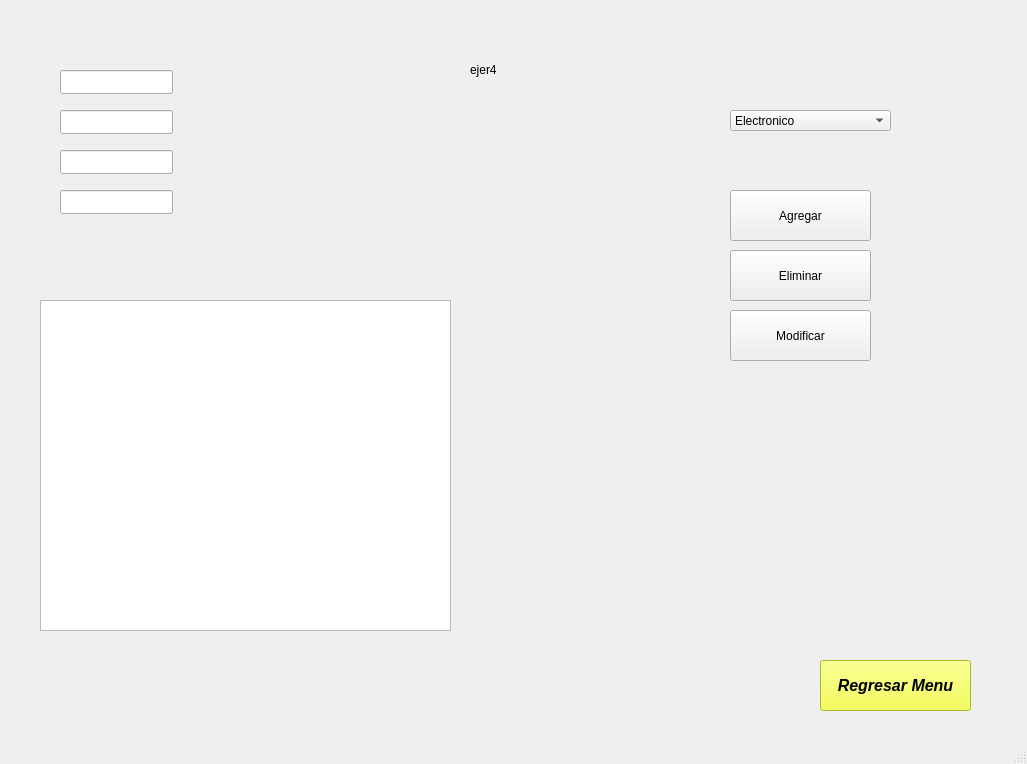
Old version of the form cframe.ui in the repository harlenlopez10/Laboratorio4_Harlen_Lopez_22311161.
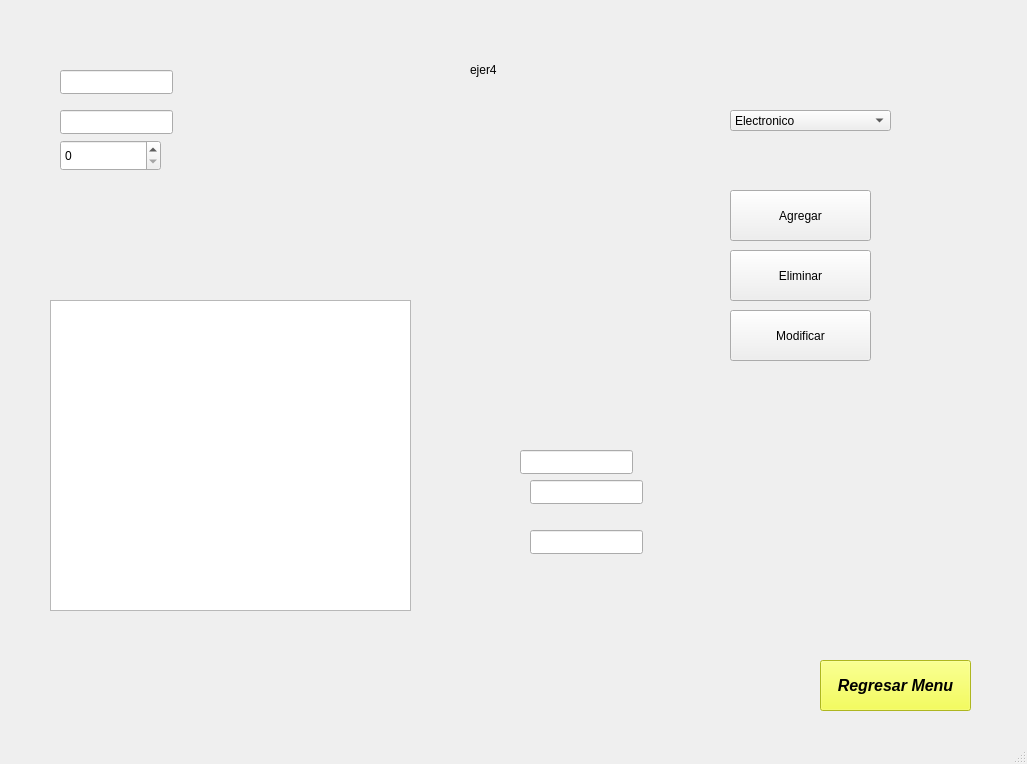
New version of the form.

Patch:
```diff
--- a/cframe.ui
+++ b/cframe.ui
@@ -497,16 +497,6 @@
        <string>Modificar</string>
       </property>
      </widget>
-     <widget class="QListWidget" name="listaproductos">
-      <property name="geometry">
-       <rect>
-        <x>30</x>
-        <y>290</y>
-        <width>411</width>
-        <height>331</height>
-       </rect>
-      </property>
-     </widget>
      <widget class="QLineEdit" name="nombreEdit">
       <property name="geometry">
        <rect>
@@ -530,18 +520,8 @@
      <widget class="QLineEdit" name="cantidadEdit">
       <property name="geometry">
        <rect>
-        <x>50</x>
-        <y>140</y>
-        <width>113</width>
-        <height>24</height>
-       </rect>
-      </property>
-     </widget>
-     <widget class="QLineEdit" name="extraEdit">
-      <property name="geometry">
-       <rect>
-        <x>50</x>
-        <y>180</y>
+        <x>510</x>
+        <y>440</y>
         <width>113</width>
         <height>24</height>
        </rect>
@@ -572,6 +552,46 @@
        </property>
       </item>
      </widget>
+     <widget class="QListWidget" name="listWidget">
+      <property name="geometry">
+       <rect>
+        <x>40</x>
+        <y>290</y>
+        <width>361</width>
+        <height>311</height>
+       </rect>
+      </property>
+     </widget>
+     <widget class="QSpinBox" name="spinBoxCantidad">
+      <property name="geometry">
+       <rect>
+        <x>50</x>
+        <y>130</y>
+        <width>101</width>
+        <height>31</height>
+       </rect>
+      </property>
+     </widget>
+     <widget class="QLineEdit" name="lineEditTalla">
+      <property name="geometry">
+       <rect>
+        <x>520</x>
+        <y>470</y>
+        <width>113</width>
+        <height>24</height>
+       </rect>
+      </property>
+     </widget>
+     <widget class="QLineEdit" name="lineEditMarca">
+      <property name="geometry">
+       <rect>
+        <x>520</x>
+        <y>520</y>
+        <width>113</width>
+        <height>24</height>
+       </rect>
+      </property>
+     </widget>
     </widget>
    </widget>
    <widget class="QPushButton" name="pushButton">
```
Left out of the diff: 2 changed lines with no effect on the pictures.
